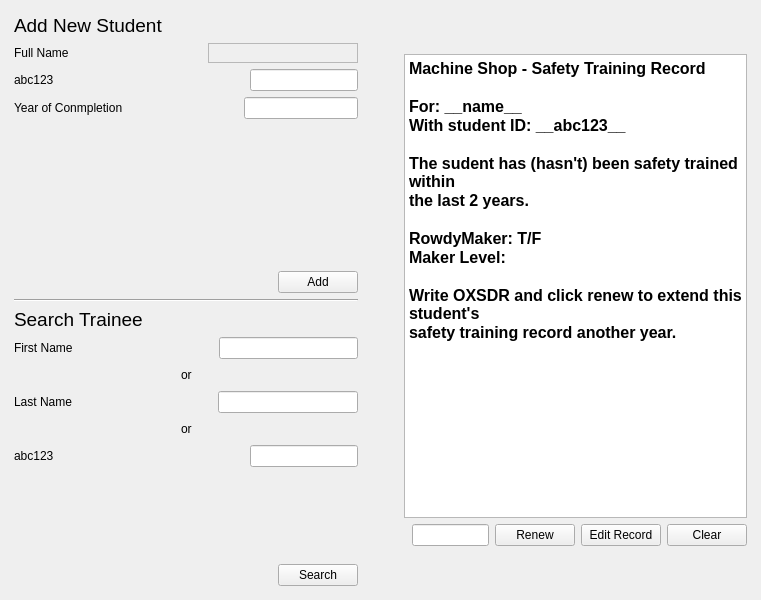
Qt form gui/uis/pages/main_pages.ui (AlbertoSam1/MakerspaceApp) before a commit.
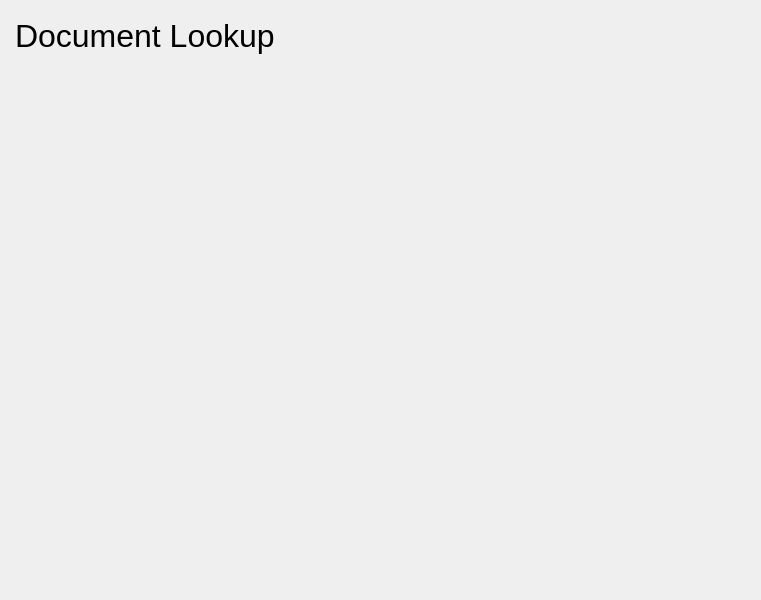
The same form after that commit. The open tabs and pages were chosen to show the change.

Diff of the .ui file:
```diff
--- a/gui/uis/pages/main_pages.ui
+++ b/gui/uis/pages/main_pages.ui
@@ -4242,6 +4242,45 @@
        </item>
       </layout>
      </widget>
+     <widget class="QWidget" name="page_10">
+      <layout class="QVBoxLayout" name="welcome_image_logout_layout" stretch="">
+       <property name="spacing">
+        <number>0</number>
+       </property>
+       <property name="leftMargin">
+        <number>0</number>
+       </property>
+       <property name="topMargin">
+        <number>0</number>
+       </property>
+       <property name="rightMargin">
+        <number>0</number>
+       </property>
+       <property name="bottomMargin">
+        <number>0</number>
+       </property>
+      </layout>
+     </widget>
+     <widget class="QWidget" name="page_11">
+      <widget class="QLabel" name="label_18">
+       <property name="geometry">
+        <rect>
+         <x>10</x>
+         <y>10</y>
+         <width>271</width>
+         <height>41</height>
+        </rect>
+       </property>
+       <property name="font">
+        <font>
+         <pointsize>24</pointsize>
+        </font>
+       </property>
+       <property name="text">
+        <string>Document Lookup</string>
+       </property>
+      </widget>
+     </widget>
     </widget>
    </item>
   </layout>
```
Left out of the diff: 5 changed lines with no effect on the pictures.
